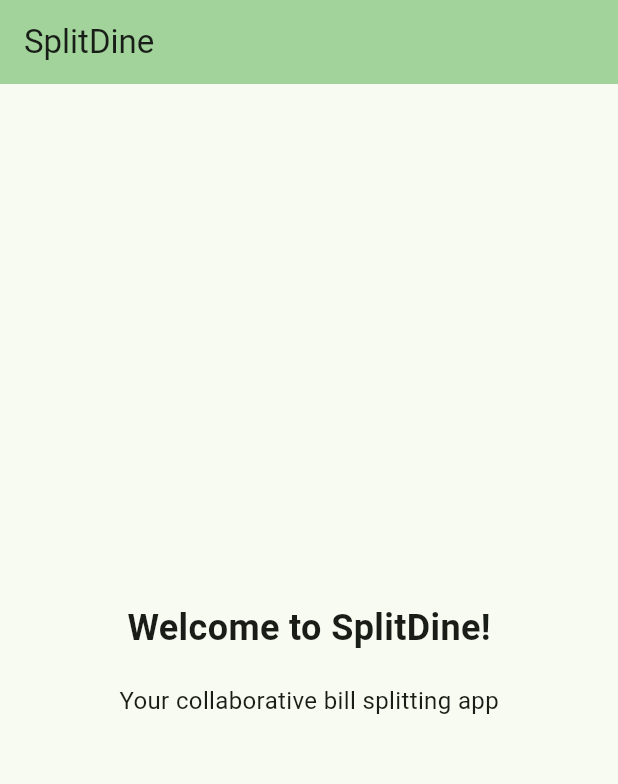
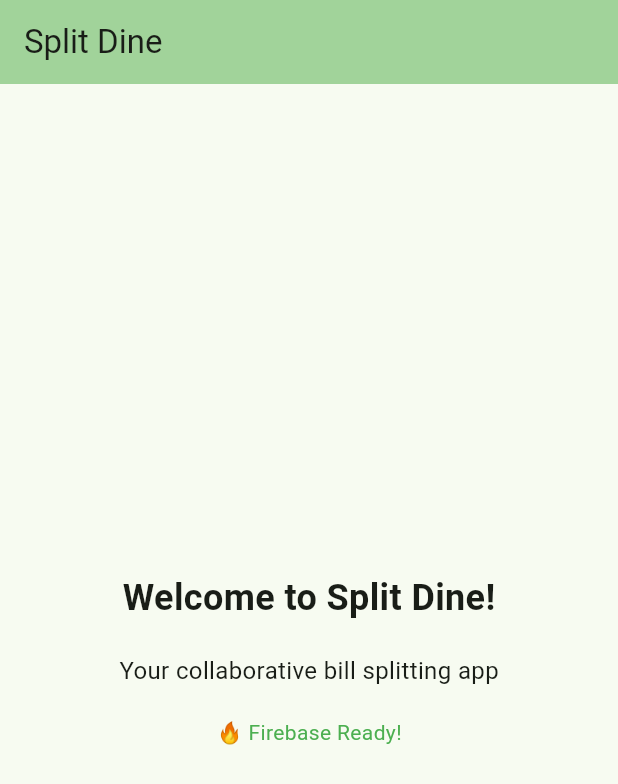
Before and after one commit to noodev8/splitdine2, a Flutter app: the screen it shows after launch, on a phone screen of 412 x 824 dp. Shown: the top 784 px of the screen. Run offline on Flutter 3.47's test engine with Material 3 defaults, Android fonts, the phone set to English and light mode, and no system bars; our stand-ins replace firebase_core; accounts and stored records are empty.

Commit message:
Project App set up and running

```diff
--- a/splitdine2_flutter/lib/main.dart
+++ b/splitdine2_flutter/lib/main.dart
@@ -1,14 +1,21 @@
 import 'package:flutter/material.dart';
-// TODO: Add Firebase configuration in Phase 2
-// import 'package:firebase_core/firebase_core.dart';
-// import 'firebase_options.dart';
+import 'package:firebase_core/firebase_core.dart';
+import 'package:flutter/foundation.dart';
 
 void main() async {
   WidgetsFlutterBinding.ensureInitialized();
-  // TODO: Initialize Firebase in Phase 2
-  // await Firebase.initializeApp(
-  //   options: DefaultFirebaseOptions.currentPlatform,
-  // );
+
+  // Initialize Firebase for mobile platforms only
+  if (!kIsWeb) {
+    try {
+      await Firebase.initializeApp();
+      print('✅ Firebase initialized successfully');
+    } catch (e) {
+      print('❌ Firebase initialization failed: $e');
+      // Continue without Firebase for now
+    }
+  }
+
   runApp(const SplitDineApp());
 }
 
@@ -18,12 +25,12 @@ class SplitDineApp extends StatelessWidget {
   @override
   Widget build(BuildContext context) {
     return MaterialApp(
-      title: 'SplitDine',
+      title: 'Split Dine',
       theme: ThemeData(
         colorScheme: ColorScheme.fromSeed(seedColor: Colors.green),
         useMaterial3: true,
       ),
-      home: const HomePage(title: 'SplitDine'),
+      home: const HomePage(title: 'Split Dine'),
     );
   }
 }
@@ -45,7 +52,7 @@ class HomePage extends StatelessWidget {
           mainAxisAlignment: MainAxisAlignment.center,
           children: <Widget>[
             Text(
-              'Welcome to SplitDine!',
+              'Welcome to Split Dine!',
               style: TextStyle(fontSize: 24, fontWeight: FontWeight.bold),
             ),
             SizedBox(height: 20),
@@ -53,6 +60,11 @@ class HomePage extends StatelessWidget {
               'Your collaborative bill splitting app',
               style: TextStyle(fontSize: 16),
             ),
+            SizedBox(height: 20),
+            Text(
+              '🔥 Firebase Ready!',
+              style: TextStyle(fontSize: 14, color: Colors.green),
+            ),
           ],
         ),
       ),
```
Also changed, not shown: splitdine2_flutter/pubspec.yaml (+14 -7 lines), 2 other files.
